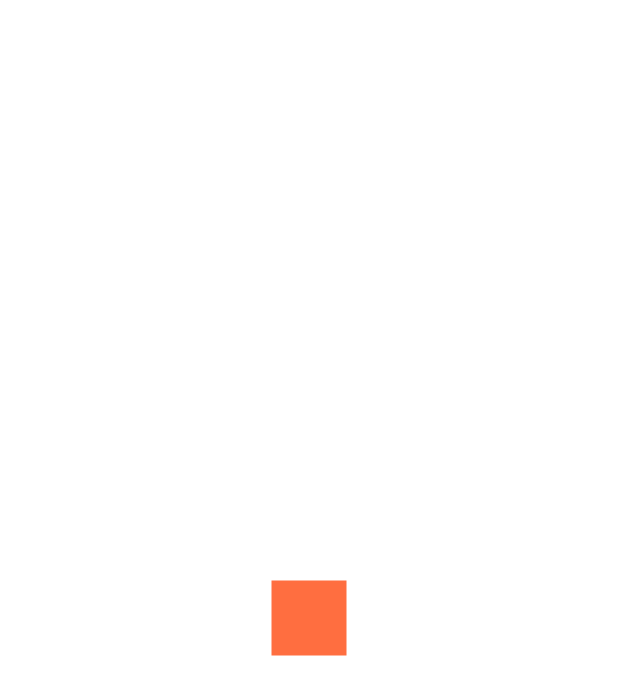
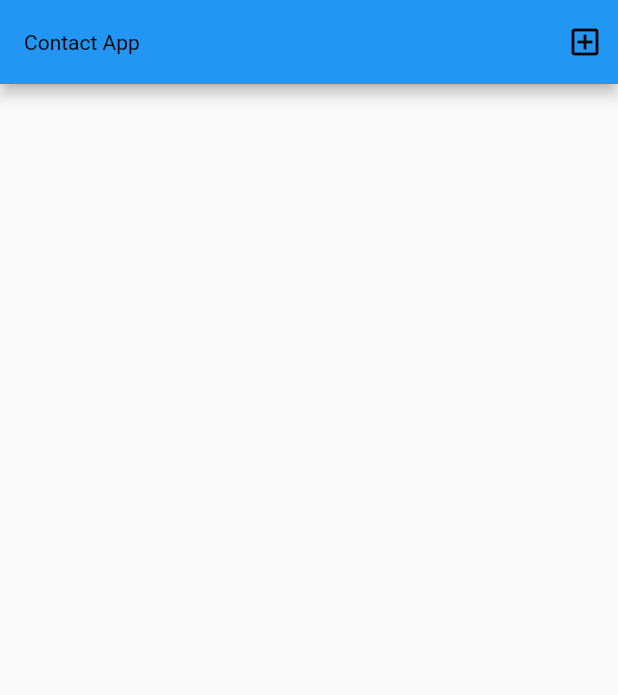
Before and after one commit to NamGideokk/flutter-tutorial, a Flutter app: the screen it shows after launch, on a phone screen of 412 x 824 dp. Shown: the top 695 px of the screen. Run offline on Flutter 3.47's test engine with Material 2 defaults, Android fonts, the phone set to English and light mode, and no system bars; our stand-ins replace flutter_dotenv.

Commit message:
flutter 실습

```diff
--- a/lib/main.dart
+++ b/lib/main.dart
@@ -1,6 +1,11 @@
 import 'package:flutter/material.dart';
+import 'package:flutter_dotenv/flutter_dotenv.dart';
 
-void main() {
+Future<void> main() async {
+  await dotenv.load(fileName: ".env");
+
+  print(dotenv.env["testID"] == "");
+  print('testPW : ${dotenv.env["testPW"]}');
   runApp(const MyApp());
 }
 
@@ -10,9 +15,46 @@ class MyApp extends StatelessWidget {
   @override
   Widget build(BuildContext context) {
     return MaterialApp(
-      home: Center(
-        child: Container(width: 50, height: 50, color: Colors.deepOrangeAccent,),
-      )
+      debugShowCheckedModeBanner: false,
+      home: Scaffold(
+        appBar: AppBar(
+          title: Text("Contact App"),
+          titleTextStyle: TextStyle(color: Colors.black),
+          // backgroundColor: Colors.white,
+          actions: const [
+            Padding(
+              padding: const EdgeInsets.all(10.0),
+              child: Icon(
+                Icons.add_box_outlined,
+              ),
+            )
+          ],
+          actionsIconTheme: IconThemeData(color: Colors.black),
+        ),
+        body: ListView(),
+        bottomNavigationBar: BottomNavigationBar(
+          backgroundColor: Colors.black,
+          items: const [
+            BottomNavigationBarItem(
+                icon: Icon(Icons.home),
+                label: '홈',
+                activeIcon: Icon(Icons.home_filled)),
+            BottomNavigationBarItem(
+                icon: Icon(Icons.shop),
+                label: '샵',
+                activeIcon: Icon(Icons.shop_2_outlined)),
+            BottomNavigationBarItem(
+                icon: Icon(Icons.search),
+                label: '검색',
+                activeIcon: Icon(Icons.search_off),
+                backgroundColor: Colors.red),
+            BottomNavigationBarItem(
+                icon: Icon(Icons.person),
+                label: '내정보',
+                activeIcon: Icon(Icons.person_outline)),
+          ],
+        ),
+      ),
     );
   }
 }
--- a/pubspec.yaml
+++ b/pubspec.yaml
@@ -3,7 +3,7 @@ description: A new Flutter project.
 
 # The following line prevents the package from being accidentally published to
 # pub.dev using `flutter pub publish`. This is preferred for private packages.
-publish_to: 'none' # Remove this line if you wish to publish to pub.dev
+publish_to: "none" # Remove this line if you wish to publish to pub.dev
 
 # The following defines the version and build number for your application.
 # A version number is three numbers separated by dots, like 1.2.43
@@ -30,7 +30,6 @@ dependencies:
   flutter:
     sdk: flutter
 
-
   # The following adds the Cupertino Icons font to your application.
   # Use with the CupertinoIcons class for iOS style icons.
   cupertino_icons: ^1.0.2
@@ -55,6 +54,7 @@ dev_dependencies:
 flutter:
   assets:
     - assets/
+    - .env
 
   # The following line ensures that the Material Icons font is
   # included with your application, so that you can use the icons in
```
Also changed, not shown: 4 other files.
